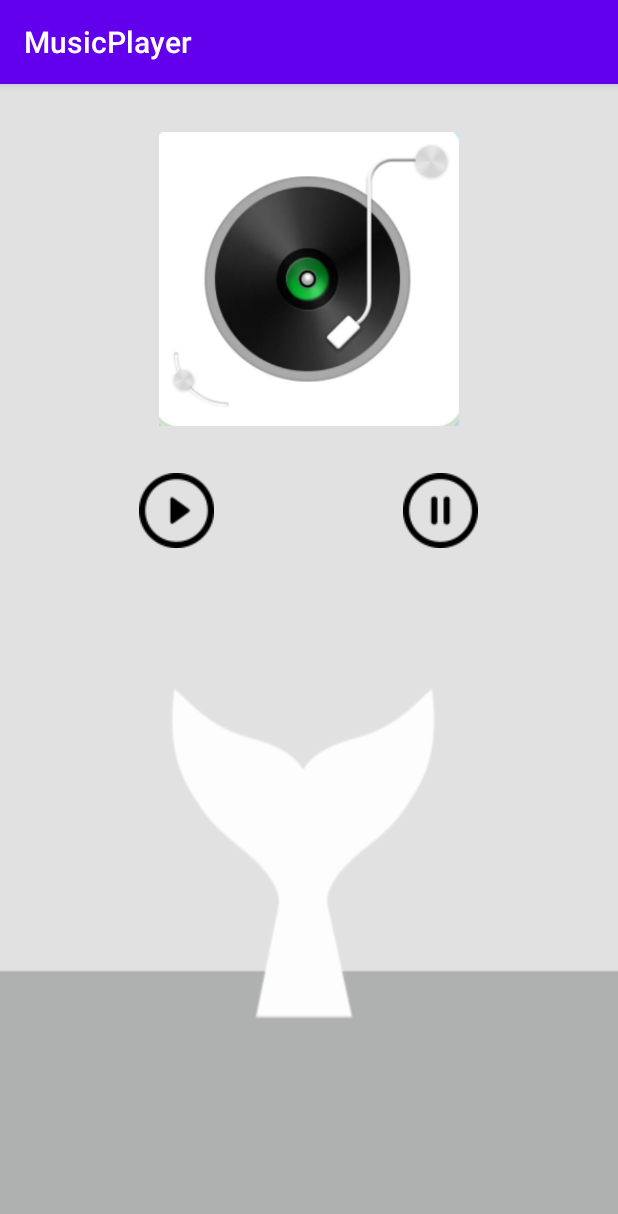
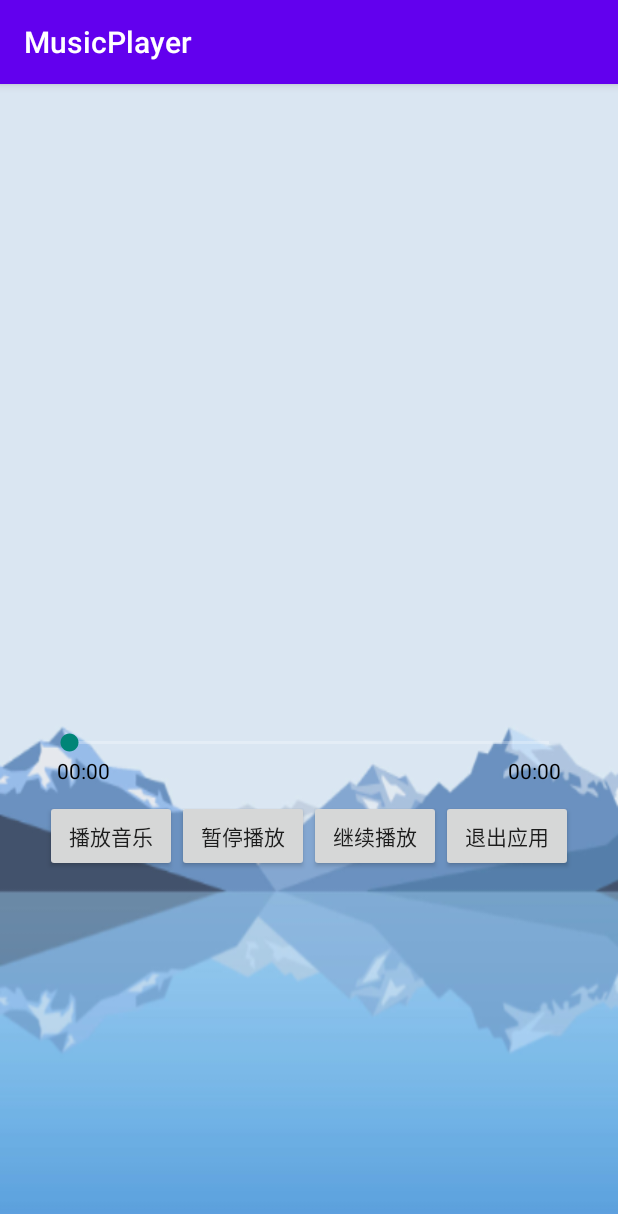
Before and after one commit to miu-sys/MyAndroidProjects, an Android app: the screen it shows after launch (MainActivity), on a phone screen of 412 x 824 dp. Shown: the top 1214 px of the screen. Run offline under Robolectric (Android 15) with nearby library versions, the phone set to English and light mode, and no system bars.

Commit message:
Added sliding progress bar

```diff
--- a/MusicPlayer/app/src/main/java/com/example/musicplayer/MainActivity.java
+++ b/MusicPlayer/app/src/main/java/com/example/musicplayer/MainActivity.java
@@ -11,9 +11,15 @@ import android.content.pm.PackageManager;
 import android.os.Build;
 import android.os.Bundle;
 import android.os.Environment;
+import android.os.Handler;
 import android.os.IBinder;
+import android.os.Looper;
+import android.os.Message;
 import android.view.View;
+import android.widget.Button;
 import android.widget.EditText;
+import android.widget.ProgressBar;
+import android.widget.SeekBar;
 import android.widget.TextView;
 import android.widget.Toast;
 
@@ -29,8 +35,10 @@ import java.io.File;
 public class MainActivity extends AppCompatActivity implements View.OnClickListener{
 
     //控件
-    private TextView tv_play;//音乐播放按钮
-    private TextView tv_pause;//音乐暂停播放按钮
+    private Button bt_play,bt_pause,bt_continue,bt_quit;//播放、暂停、继续播放、退出按钮
+    private static SeekBar pb_music;//音乐播放器进度条
+    private static TextView tv_progress,tv_total;//音乐播放当前进度、音乐总时间
+
 
     //对象
     MusicService.MyBinder myBinder;
@@ -45,28 +53,63 @@ public class MainActivity extends AppCompatActivity implements View.OnClickListe
         setContentView(R.layout.activity_main);
 
         //初始化控件
-        tv_play = (TextView) findViewById(R.id.tv_play);
-        tv_pause = (TextView) findViewById(R.id.tv_pause);
+        bt_play =  findViewById(R.id.bt_play);
+        bt_pause =  findViewById(R.id.bt_pause);
+        bt_continue =  findViewById(R.id.bt_continue);
+        bt_quit = findViewById(R.id.bt_quit);
+
+        pb_music=(SeekBar)findViewById((R.id.sb));
+
+        tv_progress = findViewById(R.id.tv_progress);
+        tv_total = findViewById(R.id.tv_total);
 
         //设置按钮监听
-        tv_play.setOnClickListener(this);
-        tv_pause.setOnClickListener(this);
+        bt_play.setOnClickListener(this);
+        bt_pause.setOnClickListener(this);
+        bt_continue.setOnClickListener(this);
+        bt_quit.setOnClickListener(this);
 
         //播放音乐
         myConn = new MyConn();
         Intent intent = new Intent(this, MusicService.class);
         bindService(intent, myConn, BIND_AUTO_CREATE);
 
+        //播放进度条
+        pb_music.setOnSeekBarChangeListener(new SeekBar.OnSeekBarChangeListener() {
+            @Override
+            public void onProgressChanged(SeekBar seekBar, int i, boolean b) {
+                if(b){
+                    myBinder.jumpTo(i);//跳转到进度条
+                }
+            }
+
+            @Override
+            public void onStartTrackingTouch(SeekBar seekBar) {
+                myBinder.pause();
+            }
+
+            @Override
+            public void onStopTrackingTouch(SeekBar seekBar) {
+                myBinder.continuePlay();
+            }
+        });
+
     }
 
     @Override
     public void onClick(View v) {
         switch (v.getId()) {
-            case R.id.tv_play://点击播放按钮
-                myBinder.playMusic();
+            case R.id.bt_play://点击播放按钮
+                myBinder.play();
                 break;
-            case R.id.tv_pause://点击暂停按钮
+            case R.id.bt_pause://点击暂停按钮
                 myBinder.pause();
+                break;
+            case R.id.bt_continue://点击继续播放按钮
+                myBinder.continuePlay();
+                break;
+            case R.id.bt_quit://点击退出按钮
+                finish();
                 break;
             default:
                 break;
@@ -93,4 +136,35 @@ public class MainActivity extends AppCompatActivity implements View.OnClickListe
         super.onDestroy();
     }
 
+    //获取从service传递过来的消息
+    public static Handler handler=new Handler(Looper.myLooper()){
+        @Override
+        public void handleMessage(@NonNull Message msg) {
+            super.handleMessage(msg);
+            Bundle bundle = msg.getData();//获取从子线程发送过来的音乐播放器
+            int duration = bundle.getInt("duration");//歌曲总时长
+            int currentPosition = bundle.getInt("currentPosition");//当前播放进度
+
+            pb_music.setMax(duration);//设置进度条播放总时长
+            pb_music.setProgress(currentPosition);//设置进度条当前播放时长
+
+            //格式化获取的时间
+            String totalTime = msToMinSec(duration);
+            String currentTime = msToMinSec(currentPosition);
+
+            //将格式化的时间设置到UI控件
+            tv_progress.setText(currentTime);
+            tv_total.setText(totalTime);
+
+        }
+    };
+
+    //将获取到的时间格式化为00:00
+    public static String msToMinSec(int ms){
+        int sec = ms / 1000;
+        int min = sec / 60;
+        sec -= min*60;
+        return  String.format("%02d:%02d",min,sec);
+
+    }
 }
--- a/MusicPlayer/app/src/main/res/layout/activity_main.xml
+++ b/MusicPlayer/app/src/main/res/layout/activity_main.xml
@@ -2,17 +2,40 @@
 <LinearLayout xmlns:android="http://schemas.android.com/apk/res/android"
     android:layout_width="match_parent"
     android:layout_height="match_parent"
+    android:orientation="vertical"
     android:background="@drawable/bg"
-    android:orientation="vertical"
     android:padding="30dp">
 
 
-    <ImageView
-        android:layout_width="200dp"
-        android:layout_height="200dp"
-        android:layout_gravity="center"
-        android:src="@drawable/palymusic">
-    </ImageView>
+    <SeekBar
+        android:layout_marginTop="400dp"
+        android:id="@+id/sb"
+        android:layout_width="match_parent"
+        android:layout_height="wrap_content"
+        android:progressBackgroundTint="#fff"/>
+
+    <RelativeLayout
+        android:layout_width="match_parent"
+        android:layout_height="wrap_content"
+        android:paddingLeft="8dp"
+        android:paddingRight="8dp">
+
+        <TextView
+            android:id="@+id/tv_progress"
+            android:layout_width="wrap_content"
+            android:layout_height="wrap_content"
+            android:textColor="@color/black"
+            android:text="00:00"/>
+
+        <TextView
+            android:id="@+id/tv_total"
+            android:layout_width="wrap_content"
+            android:layout_height="wrap_content"
+            android:textColor="@color/black"
+            android:layout_alignParentRight="true"
+            android:text="00:00"/>
+
+    </RelativeLayout>
 
     <LinearLayout
         android:layout_width="match_parent"
@@ -22,19 +45,30 @@
         android:gravity="center"
         android:orientation="horizontal">
 
-        <TextView
-            android:id="@+id/tv_play"
-            android:layout_width="0dp"
+        <Button
+            android:id="@+id/bt_play"
+            android:layout_width="wrap_content"
             android:layout_height="wrap_content"
-            android:layout_weight="1"
-            android:drawableBottom="@drawable/play"/>
+            android:text="播放音乐"/>
 
-        <TextView
-            android:id="@+id/tv_pause"
-            android:layout_width="0dp"
+        <Button
+            android:id="@+id/bt_pause"
+            android:layout_width="wrap_content"
             android:layout_height="wrap_content"
-            android:layout_weight="1"
-            android:drawableBottom="@drawable/pause"/>
+            android:text="暂停播放"/>
+
+        <Button
+            android:id="@+id/bt_continue"
+            android:layout_width="wrap_content"
+            android:layout_height="wrap_content"
+            android:text="继续播放"/>
+
+        <Button
+            android:id="@+id/bt_quit"
+            android:layout_width="wrap_content"
+            android:layout_height="wrap_content"
+            android:text="退出应用"/>
+
 
     </LinearLayout>
 
```
Also changed, not shown: MusicPlayer/app/src/main/java/com/example/musicplayer/MusicService.java (+54 -12 lines), MusicPlayer/app/src/main/res/drawable-v24/bg.png (deleted), MusicPlayer/app/src/main/res/drawable-v24/pause.png (deleted), MusicPlayer/app/src/main/res/drawable-v24/play.png (deleted), MusicPlayer/app/src/main/res/drawable/bg.png (added), MusicPlayer/app/src/main/res/drawable/palymusic.png (deleted), 1 other file.
